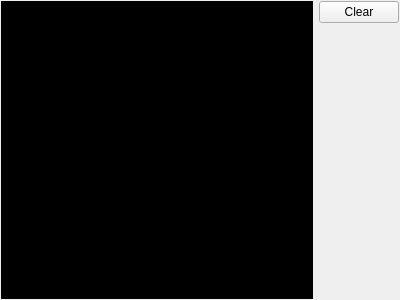
Old version of the form src/plugins/azoth/consolewidget.ui in the repository 0xd34df00d/leechcraft.
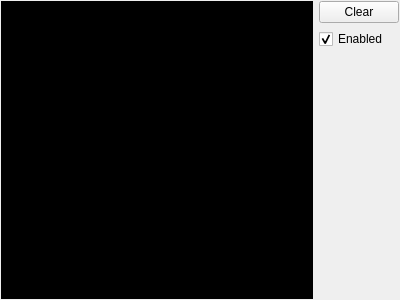
New version of the form.

Commit message: Azoth: allow to enable/disable the console.

The edit to the form file:
```diff
--- a/src/plugins/azoth/consolewidget.ui
+++ b/src/plugins/azoth/consolewidget.ui
@@ -33,6 +33,16 @@
        </property>
       </widget>
      </item>
+     <item>
+      <widget class="QCheckBox" name="EnabledBox_">
+       <property name="text">
+        <string>Enabled</string>
+       </property>
+       <property name="checked">
+        <bool>true</bool>
+       </property>
+      </widget>
+     </item>
      <item>
       <spacer name="verticalSpacer">
        <property name="orientation">
```
The commit also changes 2 other files.
